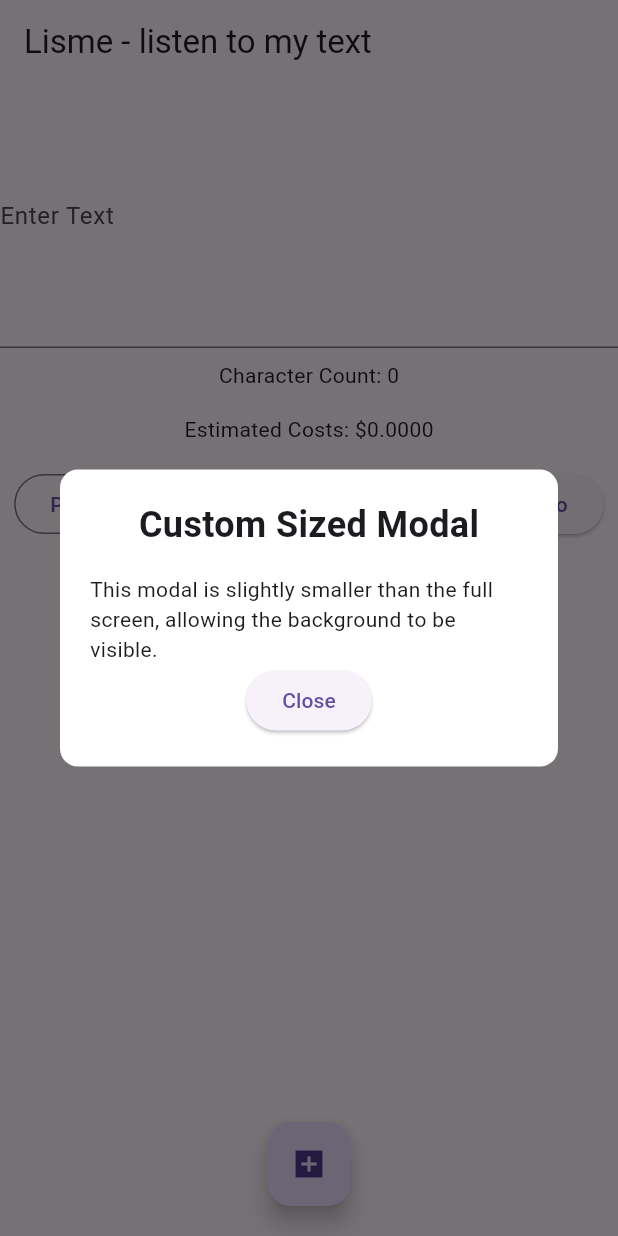
After one commit to mystico53/readme_flutter, a Flutter app: the screen it shows after launch, after a tap on the "add box" icon, on a phone screen of 412 x 824 dp. The commit adds this screen. Run offline on Flutter 3.47's test engine with Material 3 defaults, Android fonts, the phone set to English and light mode, and no system bars; our stand-ins replace audioplayers, cloud_firestore, cloud_functions, firebase_core, firebase_crashlytics, shared_preferences; missing offline and left inert: receive_sharing_intent; accounts and stored records are empty.

Commit message:
added fab and dialog

```diff
--- /dev/null
+++ b/lib/views/generate_dialog.dart
@@ -0,0 +1,42 @@
+import 'package:flutter/material.dart';
+
+class GenerateDialog extends StatefulWidget {
+  const GenerateDialog({super.key});
+
+  @override
+  GenerateDialogState createState() => GenerateDialogState();
+}
+
+class GenerateDialogState extends State<GenerateDialog> {
+  // Add your state variables here if needed
+
+  @override
+  Widget build(BuildContext context) {
+    return Dialog(
+      backgroundColor: Colors.white,
+      shape: RoundedRectangleBorder(borderRadius: BorderRadius.circular(12)),
+      child: Container(
+        padding: EdgeInsets.all(20),
+        constraints: BoxConstraints(
+          maxWidth: MediaQuery.of(context).size.width * 0.9,
+          maxHeight: MediaQuery.of(context).size.height * 0.9,
+        ),
+        child: Column(
+          mainAxisSize: MainAxisSize.min,
+          children: <Widget>[
+            const Text("Custom Sized Modal",
+                style: TextStyle(fontSize: 24, fontWeight: FontWeight.bold)),
+            SizedBox(height: 16),
+            const Text(
+                "This modal is slightly smaller than the full screen, allowing the background to be visible."),
+            // Add more widgets as needed
+            ElevatedButton(
+              onPressed: () => Navigator.of(context).pop(),
+              child: Text('Close'),
+            ),
+          ],
+        ),
+      ),
+    );
+  }
+}
--- a/lib/views/main_screen.dart
+++ b/lib/views/main_screen.dart
@@ -11,6 +11,7 @@ import '../view_models/text_to_googleTTS_viewmodel.dart';
 import '../widgets/audio_files_list.dart';
 import '../widgets/audio_player_widget.dart';
 import '../widgets/voice_selection_widget.dart';
+import '../views/generate_dialog.dart';
 
 class MainScreen extends StatefulWidget {
   const MainScreen({super.key});
@@ -180,6 +181,7 @@ class MainScreenState extends State<MainScreen> {
                 child: const Text('Clean with AI'),
               ),
             ),
+
             Expanded(
               child: AudioFilesList(
                 onAudioSelected: (String url) {
@@ -190,6 +192,19 @@ class MainScreenState extends State<MainScreen> {
                 },
               ),
             ),
+
+            FloatingActionButton(
+              onPressed: () {
+                showDialog(
+                  context: context,
+                  builder: (BuildContext context) {
+                    return const GenerateDialog();
+                  },
+                );
+              },
+              child: const Icon(Icons.add_box_sharp),
+            ),
+
             const SizedBox(height: 20),
             if (audioUrl.isNotEmpty) AudioPlayerWidget(audioUrl: audioUrl),
           ],
```
